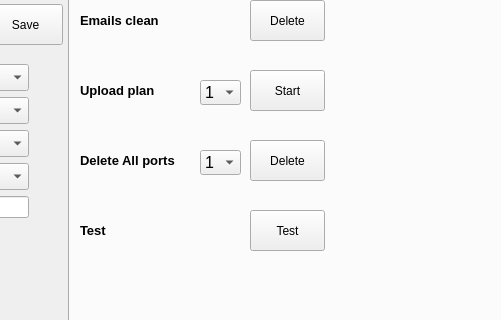
Qt form ui/test.ui (FuckBrains/src) before a commit; both pictures show x 202 to 703 and y 106 to 426 of the 939 by 558 pixel window.
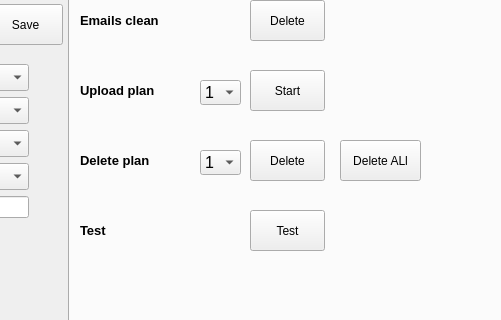
The same form after that commit.

```diff
--- a/ui/test.ui
+++ b/ui/test.ui
@@ -437,7 +437,7 @@
        </font>
       </property>
       <property name="text">
-       <string>Delete All ports</string>
+       <string>Delete plan</string>
       </property>
      </widget>
      <widget class="QPushButton" name="pushButton12">
@@ -551,6 +551,19 @@
        <string>Test</string>
       </property>
      </widget>
+     <widget class="QPushButton" name="pushButton14">
+      <property name="geometry">
+       <rect>
+        <x>270</x>
+        <y>210</y>
+        <width>81</width>
+        <height>41</height>
+       </rect>
+      </property>
+      <property name="text">
+       <string>Delete ALl</string>
+      </property>
+     </widget>
     </widget>
     <widget class="QWidget" name="tab_4">
      <attribute name="title">
```
